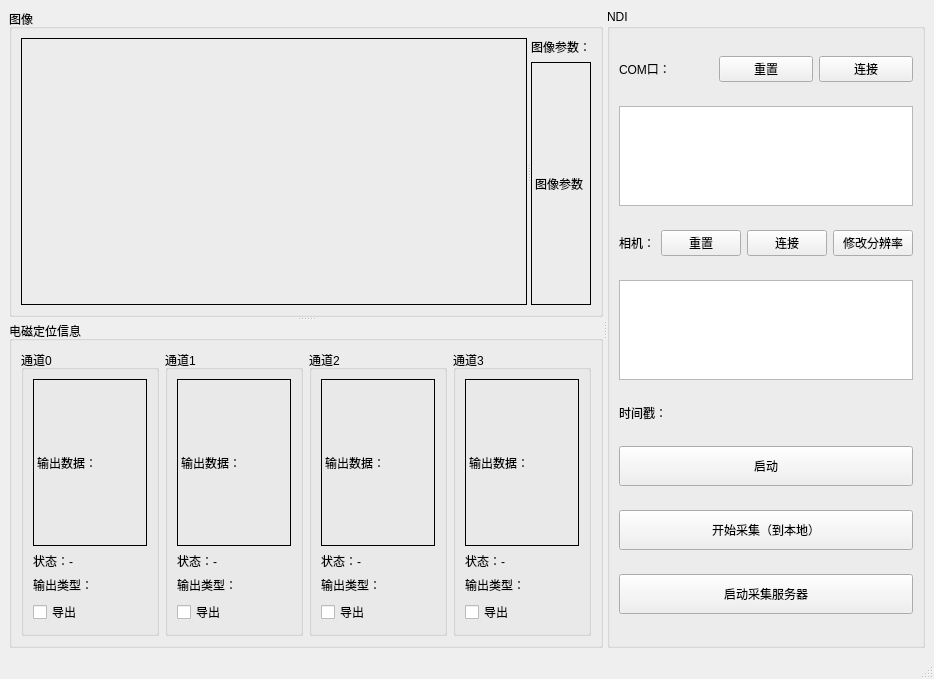
Qt form mainwindow.ui (Backlory/VideoPoseSampler_QT) before a commit.
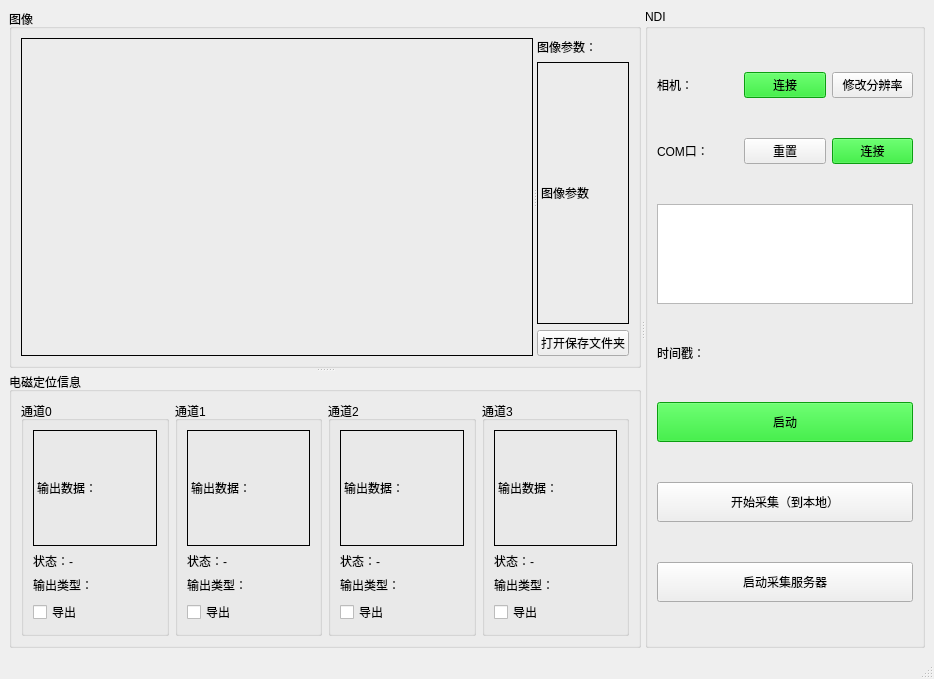
The same form after that commit. Icons and pictures are not drawn.

Commit message: adjust: 剔除了对相机的检测，改为只能自己输入数字；剔除了相机reset按钮； feaadd: 更新了展示保存文件夹按钮

```diff
--- a/mainwindow.ui
+++ b/mainwindow.ui
@@ -115,6 +115,13 @@
                </property>
               </widget>
              </item>
+             <item>
+              <widget class="QPushButton" name="pB_showSave">
+               <property name="text">
+                <string>打开保存文件夹</string>
+               </property>
+              </widget>
+             </item>
             </layout>
            </widget>
           </widget>
@@ -408,47 +415,6 @@
         <string>NDI</string>
        </property>
        <layout class="QVBoxLayout" name="verticalLayout_3">
-        <item>
-         <layout class="QHBoxLayout" name="horizontalLayout_4">
-          <item>
-           <widget class="QLabel" name="ComD_Label">
-            <property name="text">
-             <string>COM口：</string>
-            </property>
-           </widget>
-          </item>
-          <item>
-           <widget class="QPushButton" name="ComD_PbReset">
-            <property name="text">
-             <string>重置</string>
-            </property>
-           </widget>
-          </item>
-          <item>
-           <widget class="QPushButton" name="ComD_PbConnect">
-            <property name="text">
-             <string>连接</string>
-            </property>
-           </widget>
-          </item>
-         </layout>
-        </item>
-        <item>
-         <widget class="QListView" name="ComD_ListView">
-          <property name="sizePolicy">
-           <sizepolicy hsizetype="Expanding" vsizetype="Fixed">
-            <horstretch>0</horstretch>
-            <verstretch>0</verstretch>
-           </sizepolicy>
-          </property>
-          <property name="maximumSize">
-           <size>
-            <width>16777215</width>
-            <height>100</height>
-           </size>
-          </property>
-         </widget>
-        </item>
         <item>
          <layout class="QHBoxLayout" name="horizontalLayout_3">
           <item>
@@ -464,13 +430,6 @@
             </property>
            </widget>
           </item>
-          <item>
-           <widget class="QPushButton" name="CamD_PbReset">
-            <property name="text">
-             <string>重置</string>
-            </property>
-           </widget>
-          </item>
           <item>
            <widget class="QPushButton" name="CamD_PbConnect">
             <property name="sizePolicy">
@@ -479,6 +438,9 @@
               <verstretch>0</verstretch>
              </sizepolicy>
             </property>
+            <property name="styleSheet">
+             <string notr="true">background-color: rgb(15, 221, 22);</string>
+            </property>
             <property name="text">
              <string>连接</string>
             </property>
@@ -494,7 +456,35 @@
          </layout>
         </item>
         <item>
-         <widget class="QListView" name="CamD_ListView">
+         <layout class="QHBoxLayout" name="horizontalLayout_4">
+          <item>
+           <widget class="QLabel" name="ComD_Label">
+            <property name="text">
+             <string>COM口：</string>
+            </property>
+           </widget>
+          </item>
+          <item>
+           <widget class="QPushButton" name="ComD_PbReset">
+            <property name="text">
+             <string>重置</string>
+            </property>
+           </widget>
+          </item>
+          <item>
+           <widget class="QPushButton" name="ComD_PbConnect">
+            <property name="styleSheet">
+             <string notr="true">background-color: rgb(15, 221, 22);</string>
+            </property>
+            <property name="text">
+             <string>连接</string>
+            </property>
+           </widget>
+          </item>
+         </layout>
+        </item>
+        <item>
+         <widget class="QListView" name="ComD_ListView">
           <property name="sizePolicy">
            <sizepolicy hsizetype="Expanding" vsizetype="Fixed">
             <horstretch>0</horstretch>
@@ -536,6 +526,9 @@
             <height>40</height>
            </size>
           </property>
+          <property name="styleSheet">
+           <string notr="true">background-color: rgb(15, 221, 22);</string>
+          </property>
           <property name="text">
            <string>启动</string>
           </property>
```
The commit also changes 6 other files.
